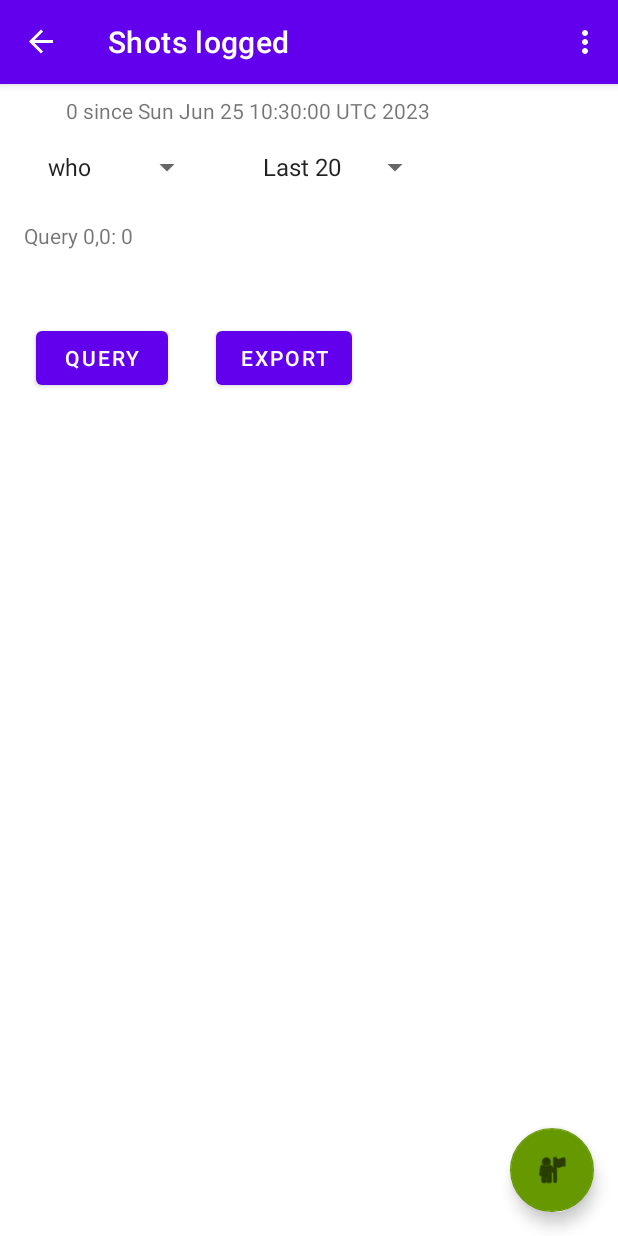
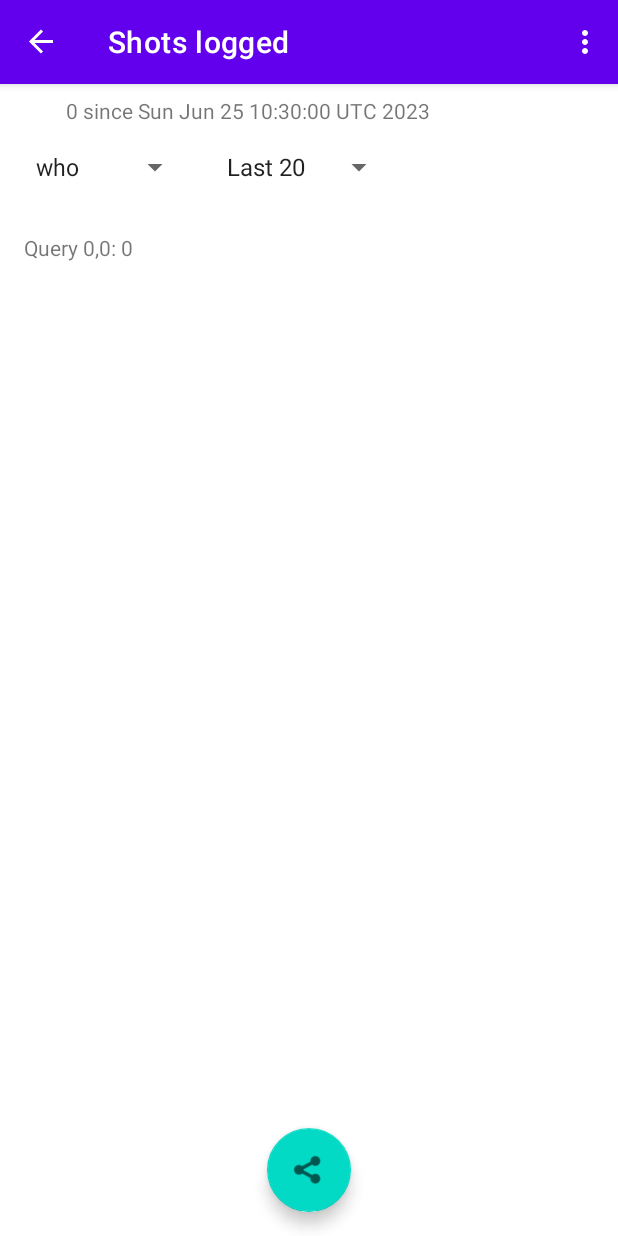
Before and after one commit to droidacts/DrangeNotes, an Android app: the screen it shows after launch (MainActivity), in the options menu, after a tap on an icon or button, on a phone screen of 412 x 824 dp. Run offline under Robolectric (Android 15) with nearby library versions, the phone set to English and light mode, and no system bars; our stand-ins replace Room's generated code, data binding, navigation-ui.

Commit message:
Ver 0.72-3: fixed bugs in logs fragment.

```diff
--- a/app/build.gradle
+++ b/app/build.gradle
@@ -14,7 +14,7 @@ android {
         minSdk 25
         targetSdk 33
         versionCode 2
-        versionName "0.71-3"
+        versionName "0.72-3"
 
         testInstrumentationRunner "androidx.test.runner.AndroidJUnitRunner"
     }
--- a/app/src/main/java/org/xluz/droidacts/drangenotes/FirstFragment.kt
+++ b/app/src/main/java/org/xluz/droidacts/drangenotes/FirstFragment.kt
@@ -26,7 +26,7 @@ class FirstFragment : Fragment() , AdapterView.OnItemSelectedListener {
     override fun onCreateView(
         inflater: LayoutInflater, container: ViewGroup?,
         savedInstanceState: Bundle?
-    ): View? {
+    ): View {
 
         _binding = FragmentFirstBinding.inflate(inflater, container, false)
         return binding.root
@@ -36,7 +36,7 @@ class FirstFragment : Fragment() , AdapterView.OnItemSelectedListener {
         super.onViewCreated(view, savedInstanceState)
 
         mShotdata1 = mViewmodel.singleShot.value!!
-
+        activity?.findViewById<View>(R.id.fab)?.visibility = View.VISIBLE
         binding.playernames.onItemSelectedListener = this
         binding.sticklist.onItemSelectedListener = this
         binding.radioGroup.setOnCheckedChangeListener { group, checkedId -> saveStateToViewmodel() }
--- a/app/src/main/java/org/xluz/droidacts/drangenotes/LogsFragment.kt
+++ b/app/src/main/java/org/xluz/droidacts/drangenotes/LogsFragment.kt
@@ -5,6 +5,7 @@ import android.os.Bundle
 import android.view.LayoutInflater
 import android.view.View
 import android.view.ViewGroup
+import android.widget.AdapterView
 import androidx.fragment.app.Fragment
 import androidx.fragment.app.activityViewModels
 import androidx.fragment.app.viewModels
@@ -38,10 +39,11 @@ class LogsFragment : Fragment() {
         super.onViewCreated(view, savedInstanceState)
 
         mViewmodel3.datrdy = false
+        activity?.findViewById<View>(R.id.fab)?.visibility = View.INVISIBLE
         querylogsViewmodel0.sessShotCount = args.sesscount
         querylogsViewmodel0.sessTeetime = args.sessteetime
         querylogsViewmodel0.vInfobarText = args.msgtxt.toString()
-        binding.exportButton.setOnClickListener {
+        binding.exportAbutton.setOnClickListener {
             val exportAllCurrShotsReq = Intent(Intent.ACTION_SEND).apply {
                 type = "text/plain"
                 putExtra(Intent.EXTRA_TEXT, binding.allshotslogs.text)
@@ -52,10 +54,21 @@ class LogsFragment : Fragment() {
             )
             startActivity(chooser)
         }
-        binding.queryButton.setOnClickListener {
-            querylogsViewmodel0.vGolfer = binding.players3.selectedItemPosition
-            querylogsViewmodel0.vRecentQuery = binding.recentchoices.selectedItemPosition
-            querylogsViewmodel0.getlogs()
+        binding.players3.onItemSelectedListener = object: AdapterView.OnItemSelectedListener {
+            override fun onItemSelected(parent: AdapterView<*>?, view: View?, position: Int, id: Long) {
+                goQueryLogs()
+            }
+            override fun onNothingSelected(parent: AdapterView<*>?) {
+                // no need
+            }
+        }
+        binding.recentchoices.onItemSelectedListener = object: AdapterView.OnItemSelectedListener {
+            override fun onItemSelected(parent: AdapterView<*>?, view: View?, position: Int, id: Long) {
+                goQueryLogs()
+            }
+            override fun onNothingSelected(parent: AdapterView<*>?) {
+                // no need
+            }
         }
 // try data binding to textview, lifecycle owner is needed by LiveData
         binding.localviewm = querylogsViewmodel0
@@ -74,6 +87,13 @@ class LogsFragment : Fragment() {
             }
         }
     }
+
+    private fun goQueryLogs() {
+        querylogsViewmodel0.vGolfer = binding.players3.selectedItemPosition
+        querylogsViewmodel0.vRecentQuery = binding.recentchoices.selectedItemPosition
+        querylogsViewmodel0.getlogs()
+    }
+
     override fun onDestroyView() {
         super.onDestroyView()
         _binding = null
--- a/app/src/main/res/layout/fragment_logs.xml
+++ b/app/src/main/res/layout/fragment_logs.xml
@@ -18,7 +18,7 @@
             android:id="@+id/players3"
             android:layout_width="0dp"
             android:layout_height="wrap_content"
-            android:layout_marginStart="24dp"
+            android:layout_marginStart="16dp"
             android:layout_marginTop="16dp"
             android:entries="@array/default_golfers"
             app:layout_constraintStart_toStartOf="parent"
@@ -28,7 +28,7 @@
             android:id="@+id/recentchoices"
             android:layout_width="0dp"
             android:layout_height="wrap_content"
-            android:layout_marginStart="32dp"
+            android:layout_marginStart="16dp"
             android:entries="@array/recent_choices"
             app:layout_constraintStart_toEndOf="@+id/players3"
             app:layout_constraintTop_toTopOf="@+id/players3" />
@@ -37,7 +37,7 @@
             android:id="@+id/nestedScrollView"
             android:layout_width="0dp"
             android:layout_height="wrap_content"
-            android:layout_marginTop="8dp"
+            android:layout_marginTop="16dp"
             app:layout_constraintEnd_toEndOf="parent"
             app:layout_constraintHorizontal_bias="0.0"
             app:layout_constraintStart_toStartOf="parent"
@@ -52,25 +52,6 @@
                 android:text="@{localviewm.vLogsText}" />
         </androidx.core.widget.NestedScrollView>
 
-        <Button
-            android:id="@+id/exportButton"
-            android:layout_width="wrap_content"
-            android:layout_height="wrap_content"
-            android:layout_marginStart="32dp"
-            android:layout_marginTop="16dp"
-            android:text="@string/button_export_log"
-            app:layout_constraintStart_toEndOf="@+id/queryButton"
-            app:layout_constraintTop_toBottomOf="@+id/nestedScrollView" />
-
-        <Button
-            android:id="@+id/queryButton"
-            android:layout_width="wrap_content"
-            android:layout_height="wrap_content"
-            android:layout_marginStart="24dp"
-            android:text="@string/button_query_log"
-            app:layout_constraintStart_toStartOf="parent"
-            app:layout_constraintTop_toTopOf="@+id/exportButton" />
-
         <TextView
             android:id="@+id/infobar"
             android:layout_width="wrap_content"
@@ -82,5 +63,19 @@
             app:layout_constraintStart_toStartOf="parent"
             app:layout_constraintTop_toTopOf="parent" />
 
+        <com.google.android.material.floatingactionbutton.FloatingActionButton
+            android:id="@+id/exportAbutton"
+            android:layout_width="wrap_content"
+            android:layout_height="wrap_content"
+            android:layout_gravity="bottom|center_horizontal"
+            android:layout_marginStart="16dp"
+            android:layout_marginEnd="16dp"
+            android:layout_marginBottom="16dp"
+            android:contentDescription="@string/button_export_log"
+            app:layout_constraintBottom_toBottomOf="parent"
+            app:layout_constraintEnd_toEndOf="parent"
+            app:layout_constraintStart_toStartOf="parent"
+            app:srcCompat="@android:drawable/ic_menu_share" />
+
     </androidx.constraintlayout.widget.ConstraintLayout>
 </layout>
```
